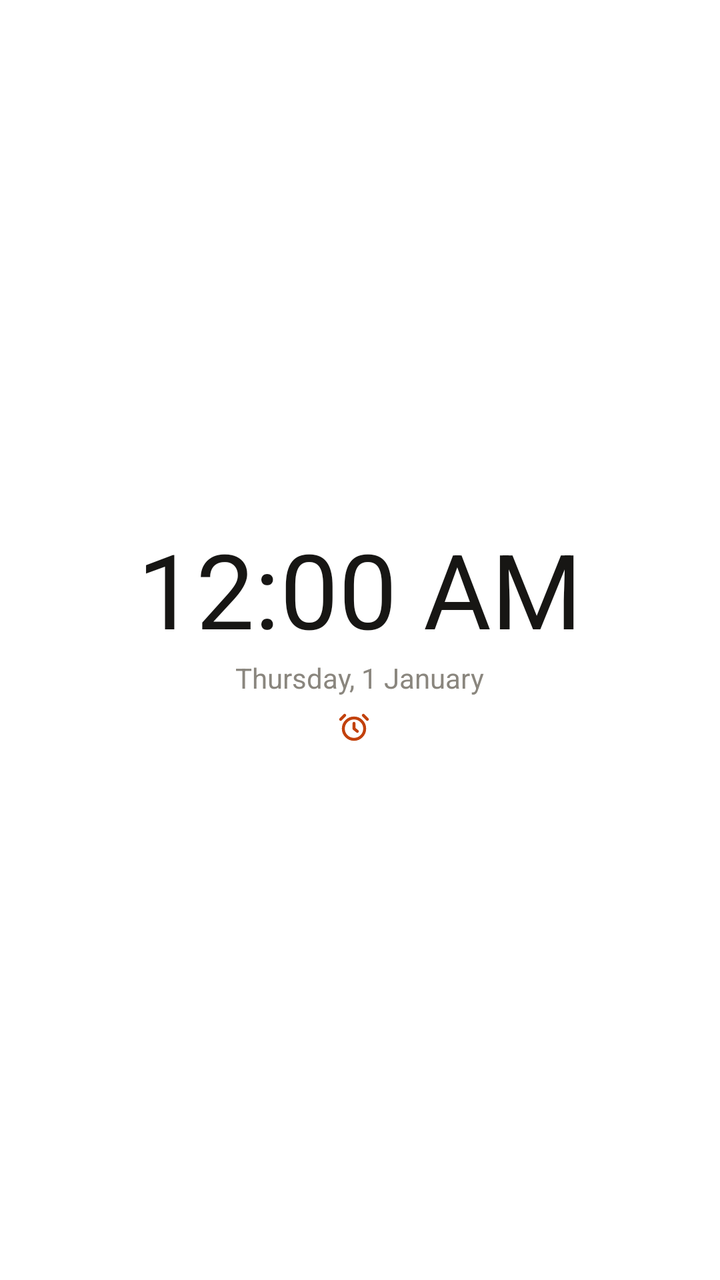
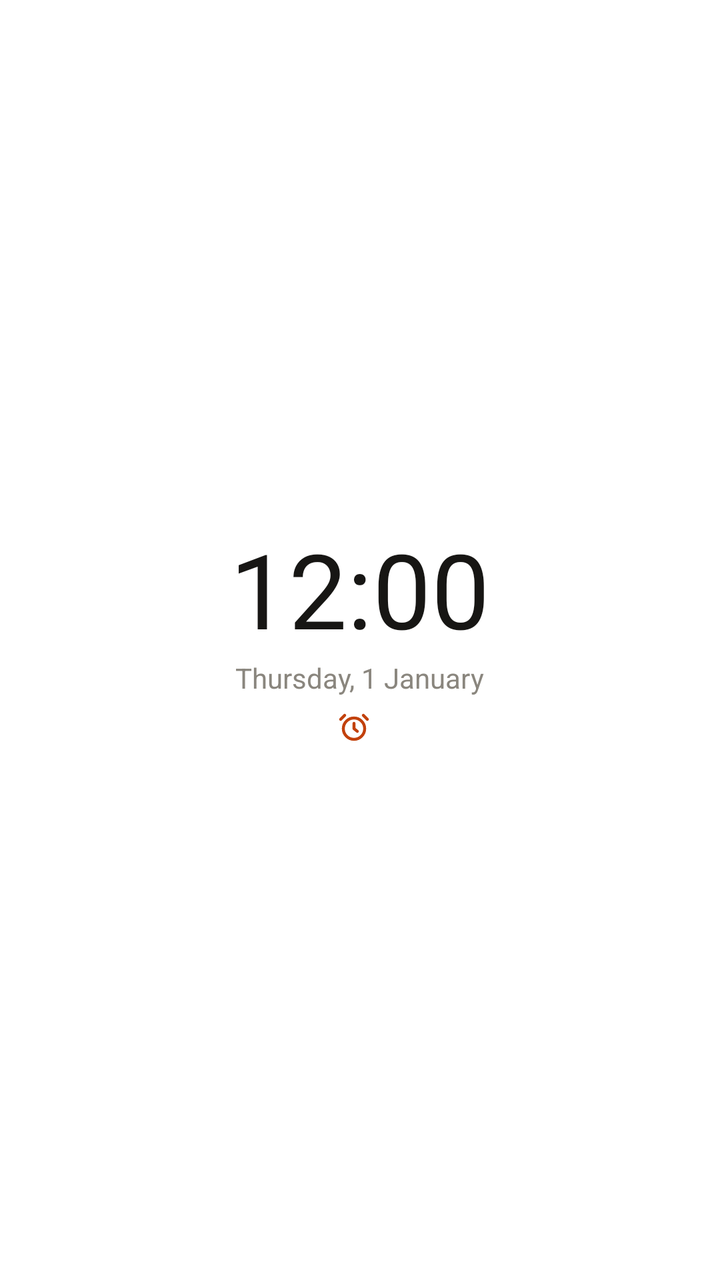

Compare the two renders of this Android layout. The source of the first and the diff that turns it into the second are given below.
<!-- AndroidManifest.xml: application theme Theme.Saat -->
<!-- res/layout/widget_saat.xml -->
<?xml version="1.0" encoding="utf-8"?>
<LinearLayout xmlns:android="http://schemas.android.com/apk/res/android"
    android:id="@+id/widgetKok"
    android:layout_width="match_parent"
    android:layout_height="match_parent"
    android:background="@drawable/bg_widget"
    android:gravity="center"
    android:orientation="vertical"
    android:padding="12dp">

    <TextClock
        android:layout_width="wrap_content"
        android:layout_height="wrap_content"
        android:includeFontPadding="false"
        android:textColor="@color/metin"
        android:textSize="52sp" />

    <TextClock
        android:layout_width="wrap_content"
        android:layout_height="wrap_content"
        android:layout_marginTop="2dp"
        android:format12Hour="EEEE, d MMMM"
        android:format24Hour="EEEE, d MMMM"
        android:textColor="@color/metin_ikincil"
        android:textSize="14sp" />

    <TextView
        android:id="@+id/widgetAlarm"
        android:layout_width="wrap_content"
        android:layout_height="wrap_content"
        android:layout_marginTop="6dp"
        android:drawableLeft="@drawable/ic_alarm_kucuk"
        android:drawablePadding="6dp"
        android:gravity="center_vertical"
        android:textColor="@color/vurgu"
        android:textSize="14sp"
        android:textStyle="bold" />
</LinearLayout>
<!-- resources referenced by this layout -->
<resources>
  <color name="metin">#171614</color>
  <color name="metin_ikincil">#8A867E</color>
  <color name="vurgu">#C2410C</color>
  <!-- drawable bg_widget (drawable) -->
  <?xml version="1.0" encoding="utf-8"?>
  <shape xmlns:android="http://schemas.android.com/apk/res/android" android:shape="rectangle">
      <solid android:color="@color/zemin" />
      <corners android:radius="24dp" />
  </shape>
  <!-- drawable ic_alarm_kucuk (drawable) -->
  <?xml version="1.0" encoding="utf-8"?>
  <vector xmlns:android="http://schemas.android.com/apk/res/android"
      android:width="16dp" android:height="16dp"
      android:viewportWidth="24" android:viewportHeight="24">
      <path android:strokeColor="@color/vurgu" android:strokeWidth="2.2" android:strokeLineCap="round"
          android:strokeLineJoin="round"
          android:pathData="M12,13m-8,0a8,8 0,1 1,16 0a8,8 0,1 1,-16 0M12,9v4l2.5,2M5,3L2,6M19,3l3,3" />
  </vector>
  <style name="Theme.Saat" parent="Theme.Ekosistem" />
  <color name="zemin">#FFFFFF</color>
  <style name="Theme.Ekosistem" parent="Theme.AppCompat.DayNight.NoActionBar">
          <item name="android:windowBackground">@color/zemin</item>
          <item name="android:statusBarColor">@color/zemin</item>
          <item name="android:navigationBarColor">@color/zemin</item>
          <item name="android:windowLightStatusBar" tools:targetApi="23">@bool/acik_tema</item>
          <item name="android:textColorPrimary">@color/metin</item>
          <item name="android:textColorSecondary">@color/metin_ikincil</item>
          <item name="colorAccent">@color/vurgu</item>
          <item name="colorControlActivated">@color/vurgu</item>
          <item name="android:textCursorDrawable">@null</item>
          <item name="colorBackgroundFloating">@color/kart</item>
      </style>
  <color name="kart">#F5F4F2</color>
</resources>

<!-- the commit's change to res/layout/widget_saat.xml (unified diff, before → after) -->
@@ -5,34 +5,139 @@
     android:layout_height="match_parent"
     android:background="@drawable/bg_widget"
     android:gravity="center"
-    android:orientation="vertical"
+    android:orientation="horizontal"
     android:padding="12dp">
 
-    <TextClock
+    <LinearLayout
+        android:layout_width="0dp"
+        android:layout_height="wrap_content"
+        android:layout_weight="1"
+        android:gravity="center"
+        android:orientation="vertical">
+
+        
+        <TextClock
+            android:layout_width="wrap_content"
+            android:layout_height="wrap_content"
+            android:format12Hour="h:mm"
+            android:format24Hour="HH:mm"
+            android:includeFontPadding="false"
+            android:singleLine="true"
+            android:textColor="@color/metin"
+            android:textSize="52sp" />
+
+        <TextClock
+            android:layout_width="wrap_content"
+            android:layout_height="wrap_content"
+            android:layout_marginTop="2dp"
+            android:format12Hour="EEEE, d MMMM"
+            android:format24Hour="EEEE, d MMMM"
+            android:textColor="@color/metin_ikincil"
+            android:textSize="14sp" />
+
+        <TextView
+            android:id="@+id/widgetAlarm"
+            android:layout_width="wrap_content"
+            android:layout_height="wrap_content"
+            android:layout_marginTop="6dp"
+            android:drawableLeft="@drawable/ic_alarm_kucuk"
+            android:drawablePadding="6dp"
+            android:gravity="center_vertical"
+            android:textColor="@color/vurgu"
+            android:textSize="14sp"
+            android:textStyle="bold" />
+    </LinearLayout>
+
+    <LinearLayout
+        android:id="@+id/widgetSehirler"
         android:layout_width="wrap_content"
         android:layout_height="wrap_content"
-        android:includeFontPadding="false"
-        android:textColor="@color/metin"
-        android:textSize="52sp" />
+        android:layout_marginLeft="12dp"
+        android:orientation="vertical"
+        android:visibility="gone">
 
-    <TextClock
-        android:layout_width="wrap_content"
-        android:layout_height="wrap_content"
-        android:layout_marginTop="2dp"
-        android:format12Hour="EEEE, d MMMM"
-        android:format24Hour="EEEE, d MMMM"
-        android:textColor="@color/metin_ikincil"
-        android:textSize="14sp" />
+        <LinearLayout
+            android:id="@+id/widgetSehir1"
+            android:layout_width="wrap_content"
+            android:layout_height="wrap_content"
+            android:layout_marginTop="0dp"
+            android:orientation="vertical"
+            android:visibility="gone">
 
-    <TextView
-        android:id="@+id/widgetAlarm"
-        android:layout_width="wrap_content"
-        android:layout_height="wrap_content"
-        android:layout_marginTop="6dp"
-        android:drawableLeft="@drawable/ic_alarm_kucuk"
-        android:drawablePadding="6dp"
-        android:gravity="center_vertical"
-        android:textColor="@color/vurgu"
-        android:textSize="14sp"
-        android:textStyle="bold" />
+            <TextView
+                android:id="@+id/widgetSehirAd1"
+                android:layout_width="wrap_content"
+                android:layout_height="wrap_content"
+                android:ellipsize="end"
+                android:includeFontPadding="false"
+                android:maxWidth="96dp"
+                android:singleLine="true"
+                android:textColor="@color/metin_ikincil"
+                android:textSize="12sp" />
+
+            <TextClock
+                android:id="@+id/widgetSehirSaat1"
+                android:layout_width="wrap_content"
+                android:layout_height="wrap_content"
+                android:includeFontPadding="false"
+                android:textColor="@color/metin"
+                android:textSize="18sp" />
+        </LinearLayout>
+
+        <LinearLayout
+            android:id="@+id/widgetSehir2"
+            android:layout_width="wrap_content"
+            android:layout_height="wrap_content"
+            android:layout_marginTop="6dp"
+            android:orientation="vertical"
+            android:visibility="gone">
+
+            <TextView
+                android:id="@+id/widgetSehirAd2"
+                android:layout_width="wrap_content"
+                android:layout_height="wrap_content"
+                android:ellipsize="end"
+                android:includeFontPadding="false"
+                android:maxWidth="96dp"
+                android:singleLine="true"
+                android:textColor="@color/metin_ikincil"
+                android:textSize="12sp" />
+
+            <TextClock
+                android:id="@+id/widgetSehirSaat2"
+                android:layout_width="wrap_content"
+                android:layout_height="wrap_content"
+                android:includeFontPadding="false"
+                android:textColor="@color/metin"
+                android:textSize="18sp" />
+        </LinearLayout>
+
+        <LinearLayout
+            android:id="@+id/widgetSehir3"
+            android:layout_width="wrap_content"
+            android:layout_height="wrap_content"
+            android:layout_marginTop="6dp"
+            android:orientation="vertical"
+            android:visibility="gone">
+
+            <TextView
+                android:id="@+id/widgetSehirAd3"
+                android:layout_width="wrap_content"
+                android:layout_height="wrap_content"
+                android:ellipsize="end"
+                android:includeFontPadding="false"
+                android:maxWidth="96dp"
+                android:singleLine="true"
+                android:textColor="@color/metin_ikincil"
+                android:textSize="12sp" />
+
+            <TextClock
+                android:id="@+id/widgetSehirSaat3"
+                android:layout_width="wrap_content"
+                android:layout_height="wrap_content"
+                android:includeFontPadding="false"
+                android:textColor="@color/metin"
+                android:textSize="18sp" />
+        </LinearLayout>
+    </LinearLayout>
 </LinearLayout>
